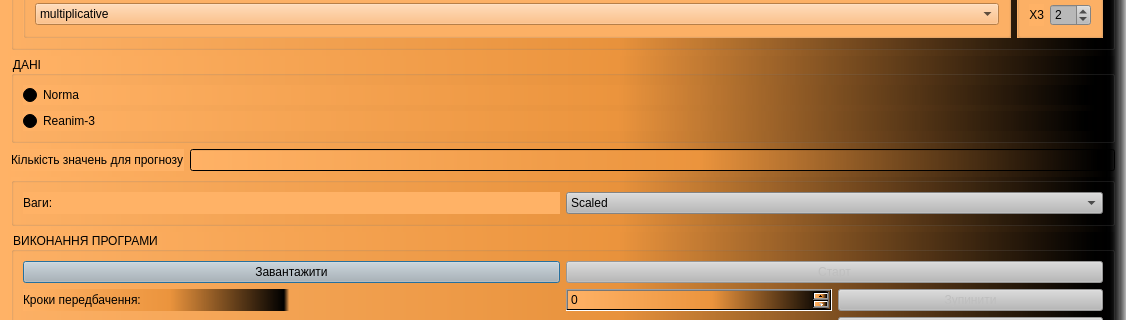
Qt form main_window.ui (LabCreators/sysan3) before a commit; both pictures show x 0 to 1126 and y 121 to 441 of the 1126 by 800 pixel window.
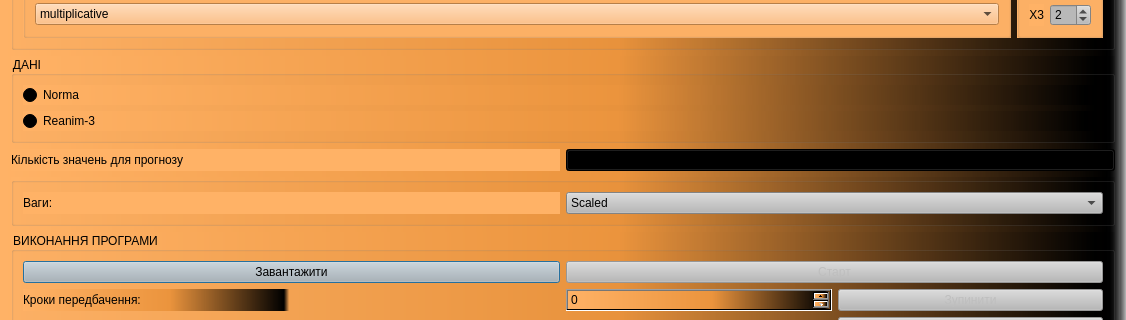
The same form after that commit.

The edit to the form file:
```diff
--- a/main_window.ui
+++ b/main_window.ui
@@ -553,7 +553,18 @@
       </widget>
      </item>
      <item>
-      <widget class="QLineEdit" name="predictionLength"/>
+      <widget class="QComboBox" name="predictionLength">
+       <item>
+        <property name="text">
+         <string>10</string>
+        </property>
+       </item>
+       <item>
+        <property name="text">
+         <string>50</string>
+        </property>
+       </item>
+      </widget>
      </item>
     </layout>
    </item>
```
Left out of the diff: 39 changed lines with no effect on the pictures.
